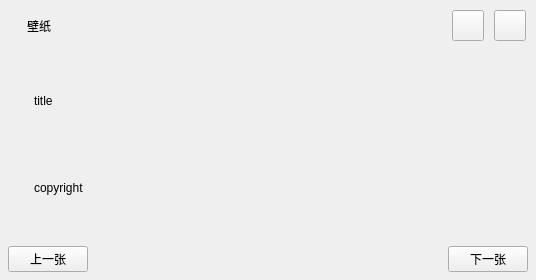
The window that assets/window.ui (xroah/bing-wallpaper) describes before a commit, drawn with Qt 5.
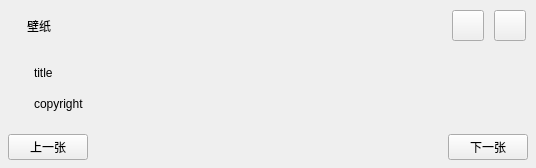
The same window after the commit.

Diff of the .ui file:
```diff
--- a/assets/window.ui
+++ b/assets/window.ui
@@ -7,7 +7,7 @@
     <x>0</x>
     <y>0</y>
     <width>536</width>
-    <height>280</height>
+    <height>168</height>
    </rect>
   </property>
   <property name="windowTitle">
```
